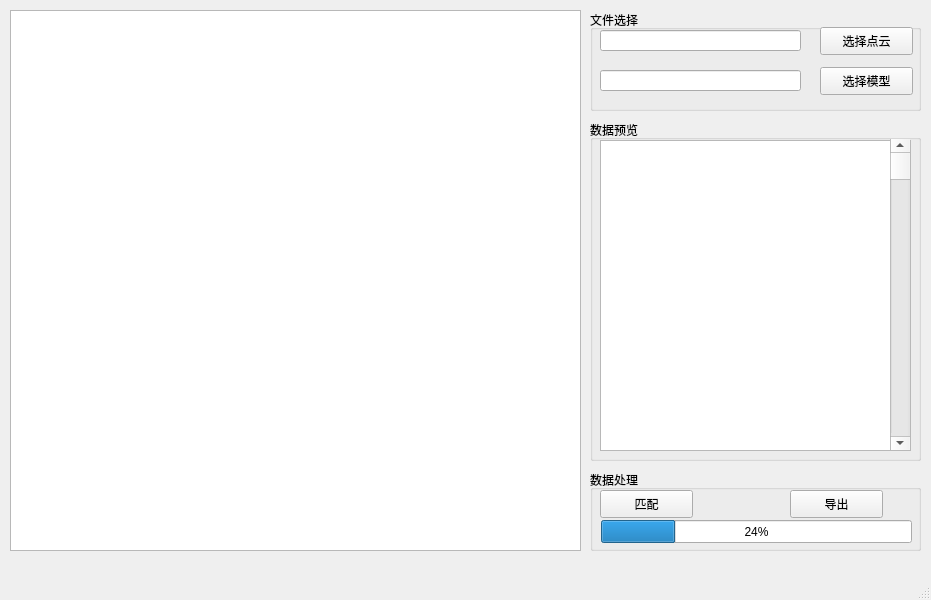
This is mainwindow.ui in xiamidanjuan/PointCloudMatching as Qt 5 draws it before an edit. The edited form follows.
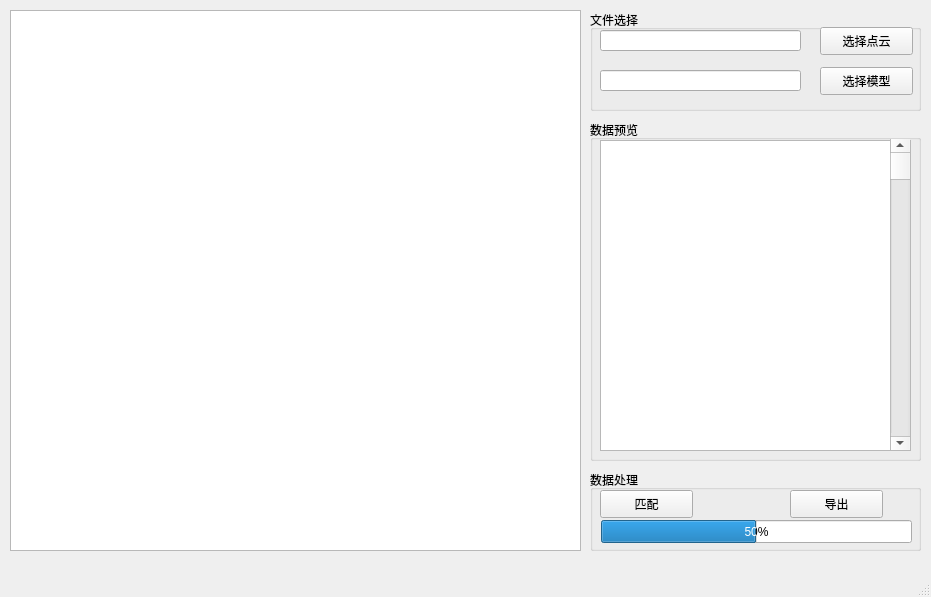
This is the edited form.

Commit message: Change Control name

```diff
--- a/mainwindow.ui
+++ b/mainwindow.ui
@@ -7,7 +7,7 @@
     <x>0</x>
     <y>0</y>
     <width>931</width>
-    <height>600</height>
+    <height>597</height>
    </rect>
   </property>
   <property name="windowTitle">
@@ -166,8 +166,11 @@
        <height>23</height>
       </rect>
      </property>
+     <property name="maximum">
+      <number>100</number>
+     </property>
      <property name="value">
-      <number>24</number>
+      <number>50</number>
      </property>
     </widget>
    </widget>
```
Left out of the diff: 18 changed lines with no effect on the pictures. The commit also changes 1 other file.
